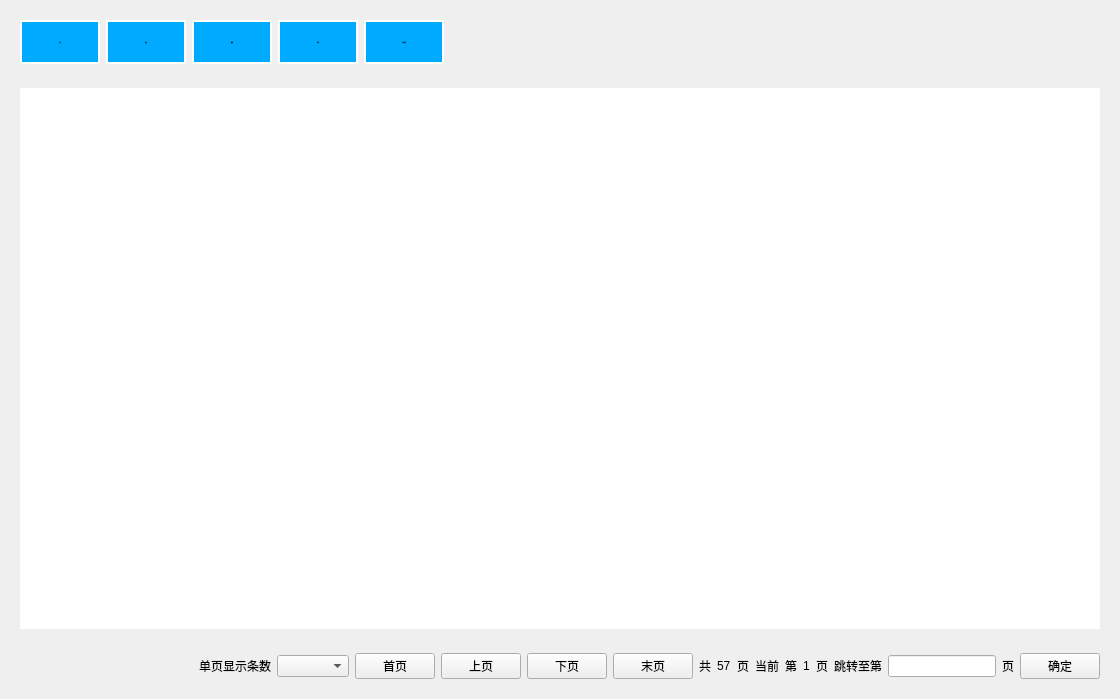
Before: the Qt Designer form MDS_DevelopWork/src/UserPlugins/ReportTablePlugin/FaultMsgPage.ui in fucked777/znsd, drawn with Qt 5.
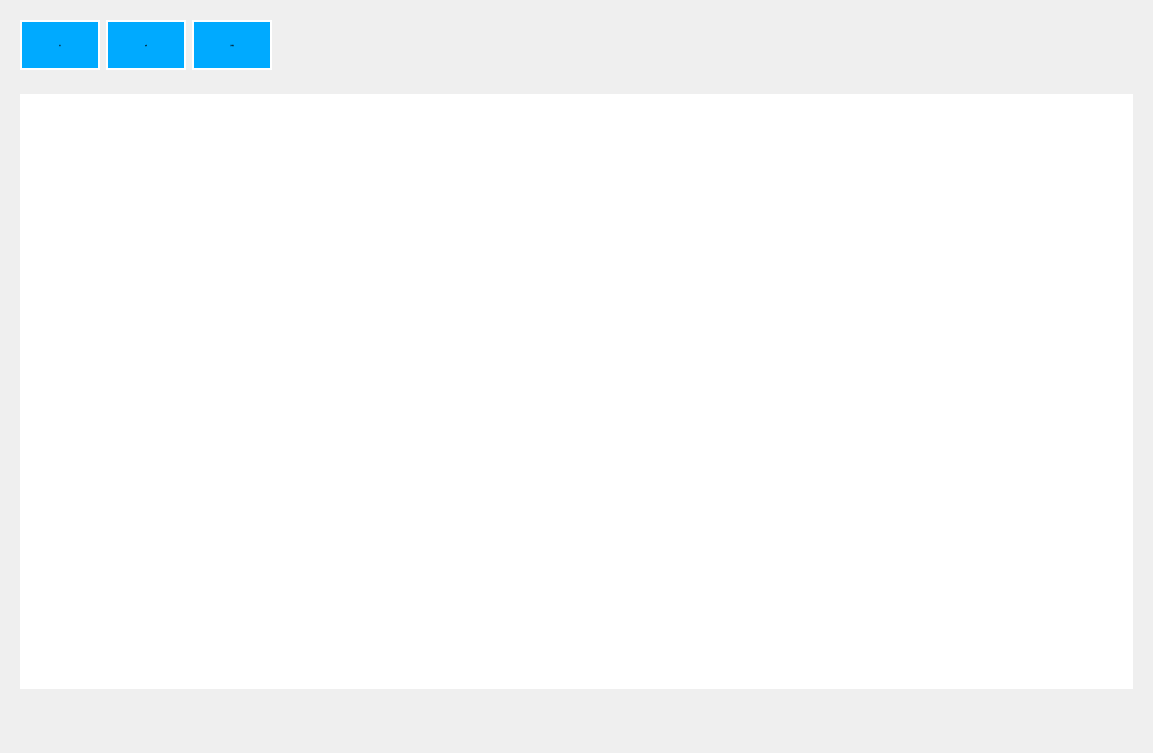
After: the same form once the commit is applied.

```diff
--- a/MDS_DevelopWork/src/UserPlugins/ReportTablePlugin/FaultMsgPage.ui
+++ b/MDS_DevelopWork/src/UserPlugins/ReportTablePlugin/FaultMsgPage.ui
@@ -6,8 +6,8 @@
    <rect>
     <x>0</x>
     <y>0</y>
-    <width>1120</width>
-    <height>699</height>
+    <width>1153</width>
+    <height>753</height>
    </rect>
   </property>
   <property name="windowTitle">
@@ -129,104 +129,6 @@
         </property>
        </widget>
       </item>
-      <item>
-       <widget class="QPushButton" name="delBtn">
-        <property name="sizePolicy">
-         <sizepolicy hsizetype="Preferred" vsizetype="Preferred">
-          <horstretch>0</horstretch>
-          <verstretch>0</verstretch>
-         </sizepolicy>
-        </property>
-        <property name="minimumSize">
-         <size>
-          <width>80</width>
-          <height>0</height>
-         </size>
-        </property>
-        <property name="maximumSize">
-         <size>
-          <width>16777215</width>
-          <height>16777215</height>
-         </size>
-        </property>
-        <property name="font">
-         <font>
-          <family>宋体</family>
-          <pointsize>-1</pointsize>
-          <weight>50</weight>
-          <italic>false</italic>
-          <bold>false</bold>
-         </font>
-        </property>
-        <property name="styleSheet">
-         <string notr="true"/>
-        </property>
-        <property name="text">
-         <string>删除</string>
-        </property>
-        <property name="checkable">
-         <bool>true</bool>
-        </property>
-        <property name="checked">
-         <bool>true</bool>
-        </property>
-        <property name="autoExclusive">
-         <bool>true</bool>
-        </property>
-        <property name="flat">
-         <bool>false</bool>
-        </property>
-       </widget>
-      </item>
-      <item>
-       <widget class="QPushButton" name="clearBtn">
-        <property name="sizePolicy">
-         <sizepolicy hsizetype="Preferred" vsizetype="Preferred">
-          <horstretch>0</horstretch>
-          <verstretch>0</verstretch>
-         </sizepolicy>
-        </property>
-        <property name="minimumSize">
-         <size>
-          <width>80</width>
-          <height>0</height>
-         </size>
-        </property>
-        <property name="maximumSize">
-         <size>
-          <width>16777215</width>
-          <height>16777215</height>
-         </size>
-        </property>
-        <property name="font">
-         <font>
-          <family>宋体</family>
-          <pointsize>-1</pointsize>
-          <weight>50</weight>
-          <italic>false</italic>
-          <bold>false</bold>
-         </font>
-        </property>
-        <property name="styleSheet">
-         <string notr="true"/>
-        </property>
-        <property name="text">
-         <string>清理</string>
-        </property>
-        <property name="checkable">
-         <bool>true</bool>
-        </property>
-        <property name="checked">
-         <bool>true</bool>
-        </property>
-        <property name="autoExclusive">
-         <bool>true</bool>
-        </property>
-        <property name="flat">
-         <bool>false</bool>
-        </property>
-       </widget>
-      </item>
       <item>
        <widget class="QPushButton" name="reportBtn">
         <property name="sizePolicy">
@@ -339,136 +241,8 @@
        </spacer>
       </item>
       <item>
-       <widget class="QLabel" name="label">
-        <property name="text">
-         <string>单页显示条数</string>
-        </property>
-       </widget>
-      </item>
-      <item>
-       <widget class="QComboBox" name="comboBox"/>
-      </item>
-      <item>
-       <widget class="QPushButton" name="firstPageBtn">
-        <property name="text">
-         <string>首页</string>
-        </property>
-       </widget>
-      </item>
-      <item>
-       <widget class="QPushButton" name="upperPageBtn">
-        <property name="text">
-         <string>上页</string>
-        </property>
-       </widget>
-      </item>
-      <item>
-       <widget class="QPushButton" name="nextPageBtn">
-        <property name="text">
-         <string>下页</string>
-        </property>
-       </widget>
-      </item>
-      <item>
-       <widget class="QPushButton" name="lastPageBtn">
-        <property name="text">
-         <string>末页</string>
-        </property>
-       </widget>
-      </item>
-      <item>
-       <layout class="QHBoxLayout" name="horizontalLayout">
-        <item>
-         <widget class="QLabel" name="label_2">
-          <property name="text">
-           <string>共</string>
-          </property>
-         </widget>
-        </item>
-        <item>
-         <widget class="QLabel" name="allPageNumLabel">
-          <property name="text">
-           <string>57</string>
-          </property>
-         </widget>
-        </item>
-        <item>
-         <widget class="QLabel" name="label_4">
-          <property name="text">
-           <string>页</string>
-          </property>
-         </widget>
-        </item>
-       </layout>
-      </item>
-      <item>
-       <widget class="QLabel" name="label_5">
-        <property name="text">
-         <string>当前</string>
-        </property>
-       </widget>
-      </item>
-      <item>
-       <layout class="QHBoxLayout" name="horizontalLayout_3">
-        <item>
-         <widget class="QLabel" name="label_6">
-          <property name="text">
-           <string>第</string>
-          </property>
-         </widget>
-        </item>
-        <item>
-         <widget class="QLabel" name="curPageLabel">
-          <property name="text">
-           <string>1</string>
-          </property>
-         </widget>
-        </item>
-        <item>
-         <widget class="QLabel" name="label_8">
-          <property name="text">
-           <string>页</string>
-          </property>
-         </widget>
-        </item>
-       </layout>
-      </item>
-      <item>
-       <layout class="QHBoxLayout" name="horizontalLayout_8">
-        <item>
-         <widget class="QLabel" name="label_9">
-          <property name="text">
-           <string>跳转至第</string>
-          </property>
-         </widget>
-        </item>
-        <item>
-         <widget class="QLineEdit" name="lineEdit">
-          <property name="sizePolicy">
-           <sizepolicy hsizetype="Minimum" vsizetype="Fixed">
-            <horstretch>0</horstretch>
-            <verstretch>0</verstretch>
-           </sizepolicy>
-          </property>
-          <property name="text">
-           <string/>
-          </property>
-         </widget>
-        </item>
-        <item>
-         <widget class="QLabel" name="label_11">
-          <property name="text">
-           <string>页</string>
-          </property>
-         </widget>
-        </item>
-       </layout>
-      </item>
-      <item>
-       <widget class="QPushButton" name="okBtn">
-        <property name="text">
-         <string>确定</string>
-        </property>
+       <widget class="QWidget" name="widget" native="true">
+        <layout class="QHBoxLayout" name="horizontalLayout"/>
        </widget>
       </item>
      </layout>
```
